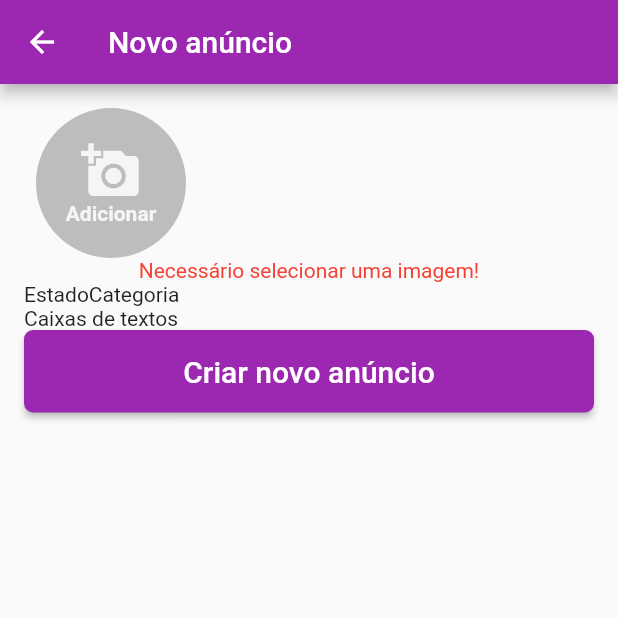
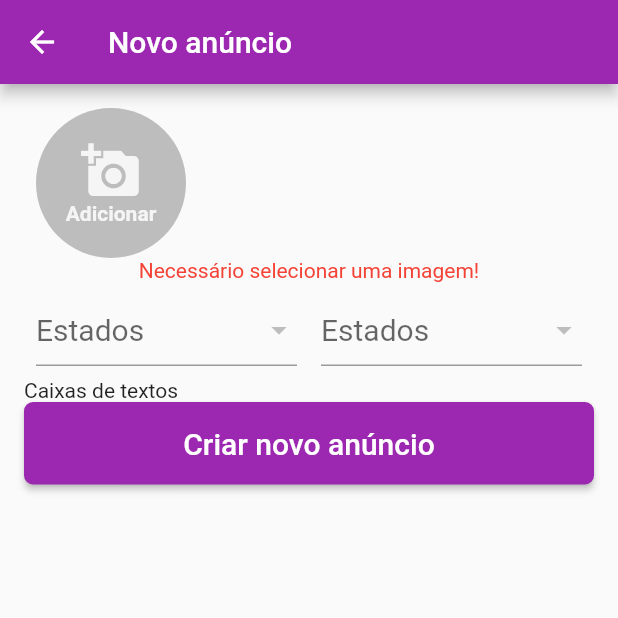
Before and after one commit to Markfgui675/app_olx, a Flutter app: the NovoAnuncio screen opened by its route, after a tap on "Criar novo anúncio", on a phone screen of 412 x 824 dp, the top half of it. Run offline on Flutter 3.47's test engine with Material 2 defaults, Android fonts, the light colour scheme and no system bars; our stand-ins replace brasil_fields, cloud_firestore, firebase_auth, firebase_core, image_picker; missing offline and left inert: cpf_cnpj_validator, validadores; accounts and stored records are empty; statements that could not run were skipped.

Commit message:
Aula 265

```diff
--- a/lib/View/NovoAnuncio.dart
+++ b/lib/View/NovoAnuncio.dart
@@ -1,5 +1,6 @@
 import 'dart:io';
-
+import 'package:validadores/validadores.dart';
+import 'package:brasil_fields/modelos/estados.dart';
 import 'package:flutter/material.dart';
 import 'package:image_picker/image_picker.dart';
 
@@ -15,6 +16,11 @@ class NovoAnuncio extends StatefulWidget {
 class _NovoAnuncioState extends State<NovoAnuncio> {
 
   List<dynamic> _listaImagens = [];
+  List<DropdownMenuItem<String>> _listaDropEstados = [];
+  List<DropdownMenuItem<String>> _listaDropCategorias = [];
+
+  String? _itemSelecionadoEstado;
+  String? _itemSelecionadoCategoria;
 
   final _formKey = GlobalKey<FormState>();
 
@@ -134,6 +140,40 @@ class _NovoAnuncioState extends State<NovoAnuncio> {
 
   }
 
+  _carregarItensDropDown(){
+
+    //Estados
+    for(var estado in Estados.listaEstadosAbrv){
+      _listaDropEstados.add(
+        DropdownMenuItem(child: Text(estado), value: estado,)
+      );
+    }
+
+    //Categorias
+    _listaDropCategorias.add(
+      DropdownMenuItem(child: Text('Automóvel'), value: 'auto',)
+    );
+    _listaDropCategorias.add(
+        DropdownMenuItem(child: Text('Imóvel'), value: 'imovel',)
+    );
+    _listaDropCategorias.add(
+        DropdownMenuItem(child: Text('Eletrônicos'), value: 'eletro',)
+    );
+    _listaDropCategorias.add(
+        DropdownMenuItem(child: Text('Moda'), value: 'moda',)
+    );
+    _listaDropCategorias.add(
+        DropdownMenuItem(child: Text('Esportes'), value: 'esportes',)
+    );
+
+  }
+
+  @override
+  void initState() {
+    super.initState();
+    _carregarItensDropDown();
+  }
+
   @override
   Widget build(BuildContext context) {
     return Scaffold(
@@ -154,8 +194,50 @@ class _NovoAnuncioState extends State<NovoAnuncio> {
 
                 Row(
                   children: [
-                    Text('Estado'),
-                    Text('Categoria'),
+                    Expanded(
+                        child: Padding(
+                          padding: EdgeInsets.all(8),
+                          child: DropdownButtonFormField(
+                            value: _itemSelecionadoEstado,
+                              hint: Text('Estados'),
+                              style: TextStyle(
+                                color: Colors.black,
+                                fontSize: 20
+                              ),
+                              items: _listaDropEstados,
+                              onChanged: (value){
+                                _itemSelecionadoEstado = value;
+                              },
+                              validator: (value){
+                                Validador().
+                                  add(Validar.OBRIGATORIO, msg: "Campo obrigatório").
+                                  valido(value, clearNoNumber: true);
+                              },
+                          ),
+                        )
+                    ),
+                    Expanded(
+                        child: Padding(
+                          padding: EdgeInsets.all(8),
+                          child: DropdownButtonFormField(
+                            value: _itemSelecionadoCategoria,
+                            hint: Text('Estados'),
+                            style: TextStyle(
+                                color: Colors.black,
+                                fontSize: 20
+                            ),
+                            items: _listaDropCategorias,
+                            onChanged: (value){
+                              _itemSelecionadoCategoria = value;
+                            },
+                            validator: (value){
+                              Validador().
+                              add(Validar.OBRIGATORIO, msg: "Campo obrigatório").
+                              valido(value, clearNoNumber: true);
+                            },
+                          ),
+                        )
+                    ),
                   ],
                 ),
 
--- a/pubspec.yaml
+++ b/pubspec.yaml
@@ -41,6 +41,7 @@ dependencies:
   cloud_firestore: ^4.4.5 #banco de dados
   firebase_storage: ^11.1.2 #armazenamento arquivos
   brasil_fields: ^0.0.9 #campos padronizados
+  validadores: ^1.0.5
   intl: ^0.17.0 #intl
   cpf_cnpj_validator: 1.0.4 #validador de cpf e cnpj
   image_picker: ^0.8.7+5
```
Also changed, not shown: pubspec.lock.
